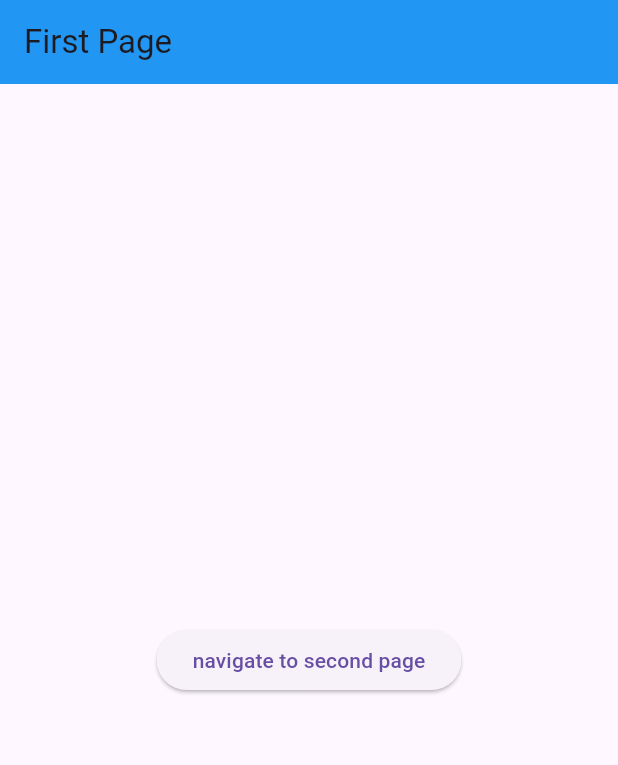
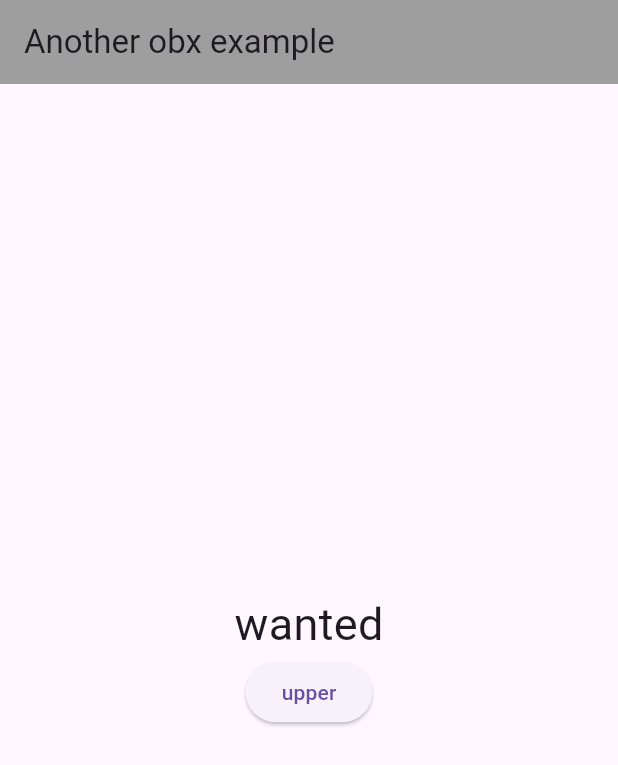
Before and after one commit to suryanshvns/getx-flutter, a Flutter app: the screen it shows after launch, on a phone screen of 412 x 824 dp. Shown: the top 765 px of the screen. Run offline on Flutter 3.47's test engine with Material 3 defaults, Android fonts, the phone set to English and light mode, and no system bars; our stand-ins replace get.

Commit message:
integrated obs

```diff
--- a/lib/main.dart
+++ b/lib/main.dart
@@ -1,60 +1,21 @@
 import 'package:flutter/material.dart';
 import 'package:get/route_manager.dart';
-import 'package:getx_tutorial/next_page.dart';
+import 'package:getx_tutorial/movies.dart';
 import 'package:getx_tutorial/pages/firstPage.dart';
 import 'package:getx_tutorial/pages/secondPage.dart';
 import 'package:getx_tutorial/pages/thirdPage.dart';
 import 'package:getx_tutorial/pages/unknownPage.dart';
 
 void main() {
-  runApp(const MyApp());
+  runApp(MyApp());
 }
 
 class MyApp extends StatelessWidget {
-  const MyApp({super.key});
-
-  // This widget is the root of your application.
   @override
   Widget build(BuildContext context) {
     return GetMaterialApp(
       debugShowCheckedModeBanner: false,
-      //   home: Scaffold(
-      //     appBar: AppBar(
-      //       backgroundColor: Colors.blue,
-      //       title: const Text("Getx Routing"),
-      //     ),
-      //     body: Center(
-      //         child: Column(
-      //       mainAxisAlignment: MainAxisAlignment.center,
-      //       crossAxisAlignment: CrossAxisAlignment.center,
-      //       children: [
-      //         InkWell(
-      //           onTap: () async {
-      //             var a = await Get.to(
-      //               () => NextPage(),
-      //               // arguments: "This is the data from previous page "
-      //             );
-      //             print(a);
-      //           },
-
-      //           // onTap: () {
-      //           //   Get.to(() => const NextPage(),
-      //           //       curve: Curves.bounceInOut,
-      //           //       transition: Transition.rightToLeft);
-      //           // },
-      //           child: Container(
-      //             color: Colors.red,
-      //             width: 100,
-      //             height: 100,
-      //           ),
-      //         ),
-      //         const Text("navigate to next page")
-      //       ],
-      //     )
-      //     ),
-      //   ),
-
-      initialRoute: "first",
+      home: Movies(), // Set Movies widget as the default starting page
       defaultTransition: Transition.rightToLeft,
       getPages: [
         GetPage(name: "/first", page: () => const FirstPage()),
--- /dev/null
+++ b/lib/movie.dart
@@ -0,0 +1,19 @@
+import "package:get/get.dart";
+
+//first method ->
+
+// mark the varibales inside the class as observable
+// class Movie {
+//   var name = "wanted".obs;
+//   var ticket = "200".obs;
+// }
+
+//second method ->
+
+// make the entire class observable
+
+class Movie {
+  String? name;
+  int? ticket;
+  Movie({required this.name, required this.ticket});
+}
--- /dev/null
+++ b/lib/movies.dart
@@ -0,0 +1,37 @@
+import 'package:flutter/material.dart';
+import 'package:get/get.dart';
+import 'package:getx_tutorial/movie.dart';
+
+class Movies extends StatelessWidget {
+  var movie = Movie(name: 'wanted', ticket: 100).obs;
+
+  @override
+  Widget build(BuildContext context) {
+    return Scaffold(
+      appBar: AppBar(
+        title: const Text("Another obx example"),
+        backgroundColor: Colors.grey,
+      ),
+      body: Center(
+        child: Column(
+          crossAxisAlignment: CrossAxisAlignment.center,
+          mainAxisAlignment: MainAxisAlignment.center,
+          children: [
+            Obx(
+              () => Text(
+                "${movie.value.name}",
+                style: const TextStyle(fontSize: 30),
+              ),
+            ),
+            ElevatedButton(
+                onPressed: () {
+                  movie.value.name = "suryansh";
+                  movie.refresh();
+                },
+                child: const Text("upper"))
+          ],
+        ),
+      ),
+    );
+  }
+}
```
Also changed, not shown: lib/pages/counter.dart (added, +42 -0 lines), 1 other file.
